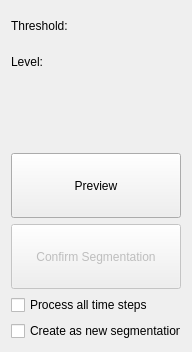
Qt form Modules/SegmentationUI/Qmitk/QmitkWatershedToolGUIControls.ui (MITK/MITK) before a commit.
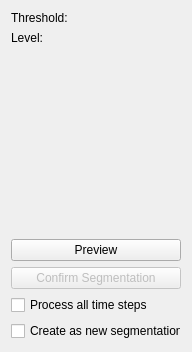
The same form after that commit. Custom widgets are drawn as their Qt base class.

Diff of the .ui file:
```diff
--- a/Modules/SegmentationUI/Qmitk/QmitkWatershedToolGUIControls.ui
+++ b/Modules/SegmentationUI/Qmitk/QmitkWatershedToolGUIControls.ui
@@ -67,7 +67,7 @@
    <item>
     <widget class="QmitkSimpleLabelSetListWidget" name="m_selectionListWidget" native="true">
      <property name="sizePolicy">
-      <sizepolicy hsizetype="Minimum" vsizetype="Minimum">
+      <sizepolicy hsizetype="Minimum" vsizetype="MinimumExpanding">
        <horstretch>0</horstretch>
        <verstretch>0</verstretch>
       </sizepolicy>
@@ -75,7 +75,7 @@
      <property name="maximumSize">
       <size>
        <width>10000000</width>
-       <height>100</height>
+       <height>10000000</height>
       </size>
      </property>
     </widget>
@@ -83,7 +83,7 @@
    <item>
     <widget class="QPushButton" name="previewButton">
      <property name="sizePolicy">
-      <sizepolicy hsizetype="Minimum" vsizetype="Minimum">
+      <sizepolicy hsizetype="Minimum" vsizetype="Fixed">
        <horstretch>0</horstretch>
        <verstretch>0</verstretch>
       </sizepolicy>
@@ -105,7 +105,7 @@
       <bool>false</bool>
      </property>
      <property name="sizePolicy">
-      <sizepolicy hsizetype="Minimum" vsizetype="Minimum">
+      <sizepolicy hsizetype="Minimum" vsizetype="Fixed">
        <horstretch>0</horstretch>
        <verstretch>0</verstretch>
       </sizepolicy>
```
Left out of the diff: 6 changed lines with no effect on the pictures. Lines whose indentation alone changed are shown as unchanged.
